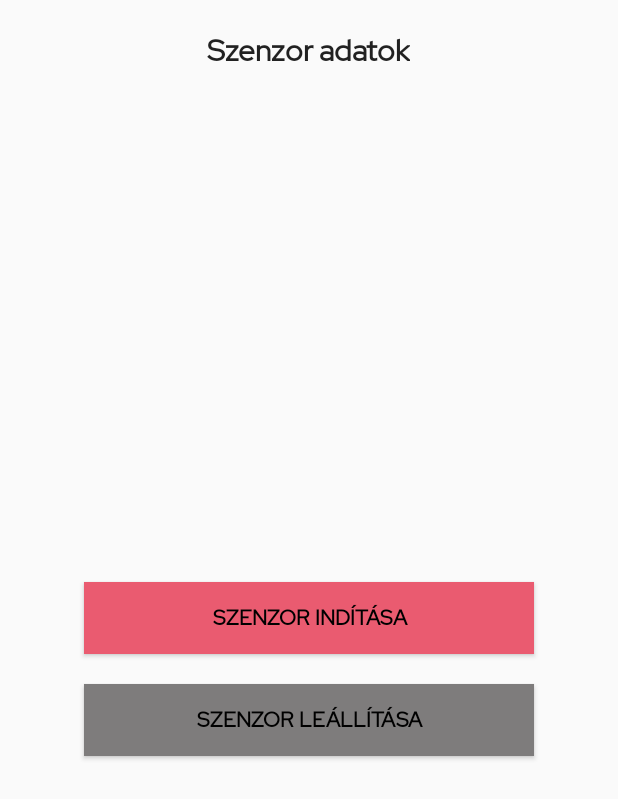
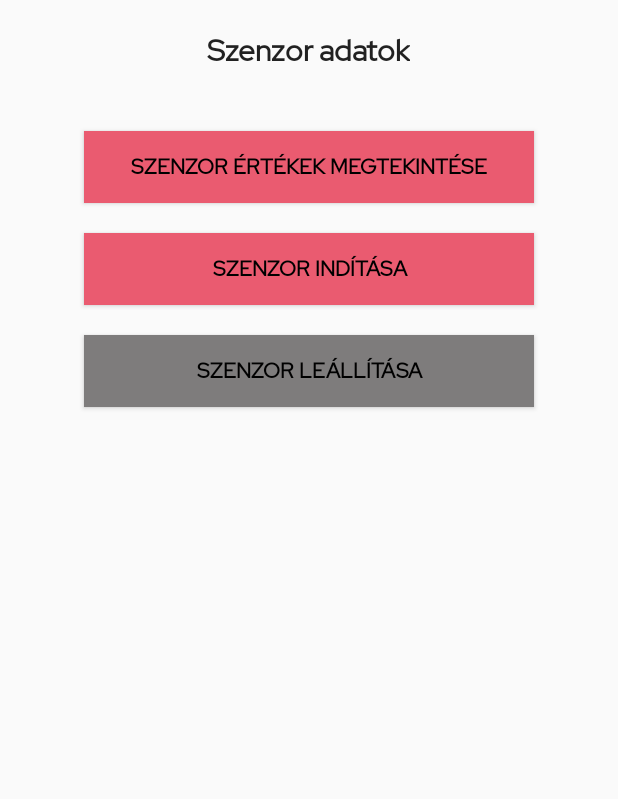
Before and after one commit to anna-ru/MyDiabKids, an Android app: the SensorFragment screen opened through its navigation route, on a phone screen of 412 x 824 dp. Shown: the top 799 px of the screen. Run offline under Robolectric (Android 15) with nearby library versions, the phone set to English and light mode, and no system bars; our stand-ins replace navigation-ui; libraries missing offline, so code that uses them is left out: com.influxdb.client.

Commit message:
Sensor successfully run in background

```diff
--- a/app/build.gradle
+++ b/app/build.gradle
@@ -76,7 +76,7 @@ dependencies {
 
 // Lifecycle components
     implementation "androidx.lifecycle:lifecycle-extensions:$archLifecycleVersion"
-    implementation "androidx.lifecycle:lifecycle-common-java8:$archLifecycleVersion"
+    annotationProcessor "androidx.lifecycle:lifecycle-compiler:$archLifecycleVersion"
 
 // UI
     implementation "com.google.android.material:material:$materialVersion"
--- a/app/src/main/java/com/example/mydiabkids/glucosevalues/sensor/InfluxDB.java
+++ /dev/null
@@ -1,46 +0,0 @@
-package com.example.mydiabkids.glucosevalues.sensor;
-
-import android.content.Context;
-import android.widget.Toast;
-
-import com.influxdb.client.DeleteApi;
-import com.influxdb.client.InfluxDBClient;
-import com.influxdb.client.InfluxDBClientFactory;
-import com.influxdb.client.WriteApi;
-import com.influxdb.client.domain.WritePrecision;
-import com.influxdb.client.write.Point;
-import com.influxdb.exceptions.InfluxException;
-
-import java.time.Instant;
-import java.time.OffsetDateTime;
-
-
-public class InfluxDB extends Thread{
-    char[] token = "3NJ0Z0T1NSsJVx3CYNBXFSki7hKZqiSguAa63oHmUNEHvOGd6urEIV99mTptcMnWHXAdku4ZNFfajiUwUDxMPg==".toCharArray();
-    String bucket = "GlucoseValues";
-    String org = "MyDiabKids";
-    InfluxDBClient client;
-    //float value = (float) 5.6;
-    Context context;
-
-    public InfluxDB(Context context){this.context = context;}
-
-    @Override
-    public void run() {
-        this.client = InfluxDBClientFactory.create("http://192.168.1.110:8086", token, org, bucket);
-        try (WriteApi writeApi = client.getWriteApi()) {
-            Point point = Point.measurement("glucoseValue")
-                    .addField("value", 5.6)
-                    .addTag("tag", "étkezés előtt")
-                    .time(Instant.now(), WritePrecision.NS);
-
-            writeApi.writePoint(point);
-
-        } catch (InfluxException e){
-            //Toast.makeText(context, "EXCEPTION", Toast.LENGTH_SHORT).show();
-        }
-        //Toast.makeText(context, "Beírt érték", Toast.LENGTH_SHORT).show();
-        client.close();
-    }
-
-}
--- a/app/src/main/java/com/example/mydiabkids/glucosevalues/sensor/SensorFragment.java
+++ b/app/src/main/java/com/example/mydiabkids/glucosevalues/sensor/SensorFragment.java
@@ -1,29 +1,48 @@
 package com.example.mydiabkids.glucosevalues.sensor;
 
 import android.content.Context;
+import android.content.Intent;
+import android.net.Uri;
 import android.os.Bundle;
 
 import androidx.annotation.NonNull;
 import androidx.annotation.Nullable;
 import androidx.fragment.app.Fragment;
 
+import android.os.Handler;
+import android.os.HandlerThread;
+import android.util.Log;
 import android.view.LayoutInflater;
 import android.view.View;
 import android.view.ViewGroup;
+import android.webkit.WebView;
+import android.webkit.WebViewClient;
 import android.widget.Button;
 import android.widget.Toast;
 
 import com.example.mydiabkids.R;
+import com.influxdb.client.InfluxDBClient;
+import com.influxdb.client.InfluxDBClientFactory;
+import com.influxdb.client.WriteApi;
+import com.influxdb.client.domain.WritePrecision;
+import com.influxdb.client.write.Point;
+
+import java.time.Instant;
+import java.util.LinkedList;
+import java.util.Queue;
+import java.util.concurrent.atomic.AtomicBoolean;
 
 public class SensorFragment extends Fragment {
 
-    Button startBtn;
-    InfluxDB influxDB;
+    Button startBtn, stopBtn, valuesBtn;
+    //WebView webView;
     Context context;
+    MyHandlerThread myHandlerThread;
+    private Handler mainHandler = new Handler();
+    private Queue<SensorGlucose> buffer = new LinkedList<>();
+    private AtomicBoolean running = new AtomicBoolean();
 
-    public SensorFragment() {
-        // Required empty public constructor
-    }
+    public SensorFragment() {}
 
     @Override
     public View onCreateView(LayoutInflater inflater, ViewGroup container,
@@ -31,6 +50,15 @@ public class SensorFragment extends Fragment {
         View view = inflater.inflate(R.layout.fragment_sensor, container, false);
         context = getContext();
         startBtn = view.findViewById(R.id.start_sensor_btn);
+        stopBtn = view.findViewById(R.id.stop_sensor_btn);
+        /*webView = view.findViewById(R.id.graph);
+        webView.getSettings().setJavaScriptEnabled(true);
+        String html = "<iframe src=\"http://192.168.1.110:3000/d-solo/Yp5ITa1Gz/mydiabkids?orgId=1&refresh=1m&from=1608009919328&to=1608031519328&panelId=2\" width=\"350\" height=\"200\" frameborder=\"0\"></iframe>";
+        //webView.loadData(html, "text/html", "UTF-8");
+        webView.loadUrl("https://snapshot.raintank.io/dashboard/snapshot/GtCazeQf7QPcnxtvp4fiPRK2umzU3iCF");
+        //webView.setWebViewClient(new WebViewClient());*/
+        valuesBtn = view.findViewById(R.id.sensor_values_btn);
+        myHandlerThread = new MyHandlerThread("SensorDemo");
         return view;
     }
 
@@ -38,12 +66,108 @@ public class SensorFragment extends Fragment {
     public void onViewCreated(@NonNull View view, @Nullable Bundle savedInstanceState) {
         super.onViewCreated(view, savedInstanceState);
 
-        influxDB = new InfluxDB(context);
+        Runnable sendToDB = new Runnable() {
+            private final char[] token = "3NJ0Z0T1NSsJVx3CYNBXFSki7hKZqiSguAa63oHmUNEHvOGd6urEIV99mTptcMnWHXAdku4ZNFfajiUwUDxMPg==".toCharArray();
+            private final String bucket = "GlucoseValues";
+            private final String org = "MyDiabKids";
+            private final String MEASUREMENT = "glucoseValue";
+            private final String VALUE = "value";
+            private final String TAG = "tag";
+
+            private InfluxDBClient client;
+            private WriteApi writeApi;
+
+            @Override
+            public void run() {
+                running.set(true);
+                client = InfluxDBClientFactory.create("http://192.168.1.110:8086", token, org, bucket);
+                try{
+                    writeApi = client.getWriteApi();
+                } catch (Exception e){
+                    Log.e("InfluxDB", "WriteApi exception");
+                }
+
+                while (running.get()) {
+                    demoSensor();
+                    if(!buffer.isEmpty()){
+                        SensorGlucose sensorGlucose = buffer.poll();
+                        if(sensorGlucose != null){
+                            Point point = Point.measurement(MEASUREMENT)
+                                    .addField(VALUE, sensorGlucose.getValue())
+                                    .addTag(TAG, sensorGlucose.getTag())
+                                    .time(sensorGlucose.getTime(), WritePrecision.NS);
+
+                            writeApi.writePoint(point);
+                            Log.e("InfluxDB", "send value");
+
+                            mainHandler.post(new Runnable() {
+                                @Override
+                                public void run() {
+                                    Toast.makeText(context, "Main thread update", Toast.LENGTH_SHORT).show();
+                                }
+                            });
+                        }
+                    }
+                    //Sending values every minute
+                    try {
+                        Thread.sleep(10000);
+                    } catch (InterruptedException e) {
+                        e.printStackTrace();
+                    }
+                }
+                client.close();
+            }
+        };
+
+        myHandlerThread.start();
+        myHandlerThread.prepareHandler();
+
         startBtn.setOnClickListener(view1 -> {
-            influxDB.start();
+            myHandlerThread.postTask(sendToDB);
             Toast.makeText(context, "Szenzor start", Toast.LENGTH_SHORT).show();
         });
 
+        stopBtn.setOnClickListener(view12 -> {
+            running.set(false);
+            Toast.makeText(context, "Szenzor stop", Toast.LENGTH_SHORT).show();
+        });
 
+        valuesBtn.setOnClickListener(view13 -> {
+            Intent browserIntent = new Intent(Intent.ACTION_VIEW, Uri.parse("https://snapshot.raintank.io/dashboard/snapshot/GtCazeQf7QPcnxtvp4fiPRK2umzU3iCF"));
+            startActivity(browserIntent);
+        });
+    }
+
+    public void sendGlValue(SensorGlucose sensorGlucose) {
+        buffer.add(sensorGlucose);
+        Log.e("InfluxDB", "write value " + buffer.size());
+    }
+
+    public void demoSensor(){
+        //TODO: algorithm
+        sendGlValue(new SensorGlucose("étkezés előtt", 6.7, Instant.now()));
+    }
+
+    @Override
+    public void onDestroy() {
+        myHandlerThread.quit();
+        super.onDestroy();
+    }
+
+    public class MyHandlerThread extends HandlerThread {
+
+        private Handler handler;
+
+        public MyHandlerThread(String name) {
+            super(name);
+        }
+
+        public void postTask(Runnable task){
+            handler.post(task);
+        }
+
+        public void prepareHandler(){
+            handler = new Handler(getLooper());
+        }
     }
 }
--- a/app/src/main/res/layout/fragment_sensor.xml
+++ b/app/src/main/res/layout/fragment_sensor.xml
@@ -10,14 +10,35 @@
         android:layout_width="wrap_content"
         android:layout_height="wrap_content"
         android:text="Szenzor adatok"
-        style="@style/TitleText"/>
+        style="@style/TitleText"
+        android:id="@+id/sensor_title"/>
+<!--
+    <WebView
+        android:layout_width="390dp"
+        android:layout_height="wrap_content"
+        android:id="@+id/graph"
+        android:layout_below="@id/sensor_title"
+        android:layout_centerHorizontal="true"/>
+-->
+    <androidx.appcompat.widget.AppCompatButton
+        android:id="@+id/sensor_values_btn"
+        android:layout_width="300dp"
+        android:layout_height="wrap_content"
+        android:layout_centerHorizontal="true"
+        android:layout_below="@id/sensor_title"
+        android:text="szenzor értékek megtekintése"
+        android:textColor="@color/black"
+        android:layout_marginTop="20dp"
+        app:fontFamily="@font/redhatdisplay"
+        android:textStyle="bold"
+        android:background="?colorPrimary" />
 
     <androidx.appcompat.widget.AppCompatButton
         android:id="@+id/start_sensor_btn"
         android:layout_width="300dp"
         android:layout_height="wrap_content"
         android:layout_centerHorizontal="true"
-        android:layout_centerVertical="true"
+        android:layout_below="@id/sensor_values_btn"
         android:text="szenzor indítása"
         android:textColor="@color/black"
         android:layout_marginTop="20dp"
@@ -30,7 +51,6 @@
         android:layout_width="300dp"
         android:layout_height="wrap_content"
         android:layout_centerHorizontal="true"
-        android:layout_centerVertical="true"
         android:layout_below="@id/start_sensor_btn"
         android:text="szenzor leállítása"
         android:textColor="@color/black"
```
Also changed, not shown: app/src/main/java/com/example/mydiabkids/glucosevalues/sensor/SensorGlucose.java (added, +39 -0 lines).
